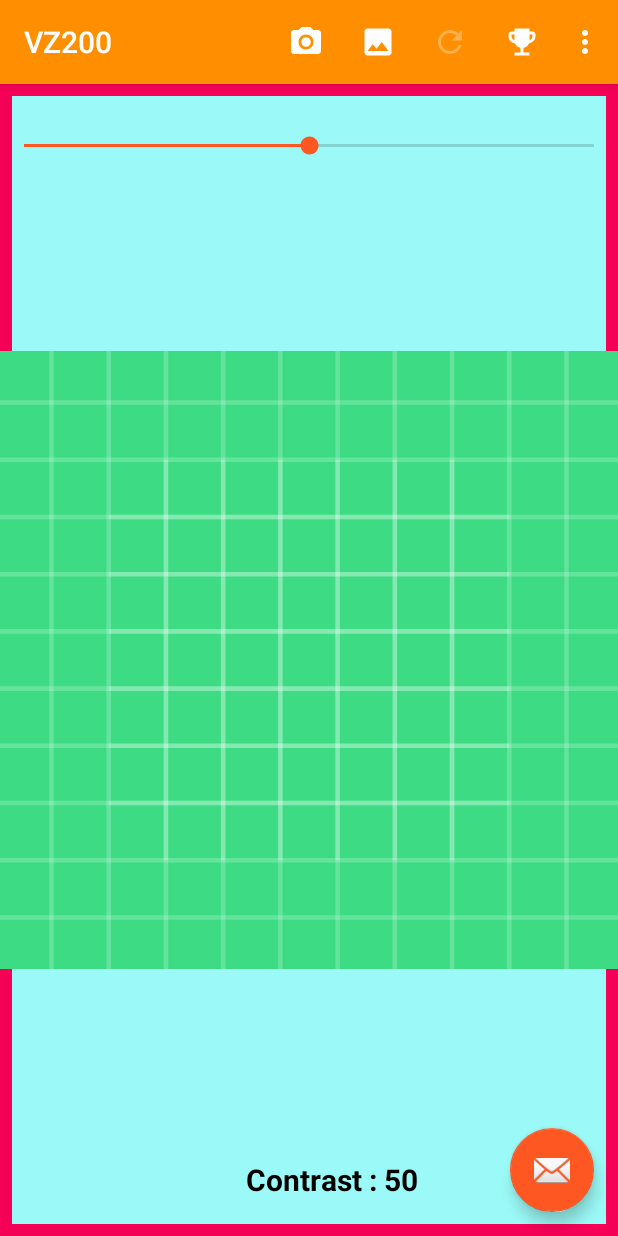
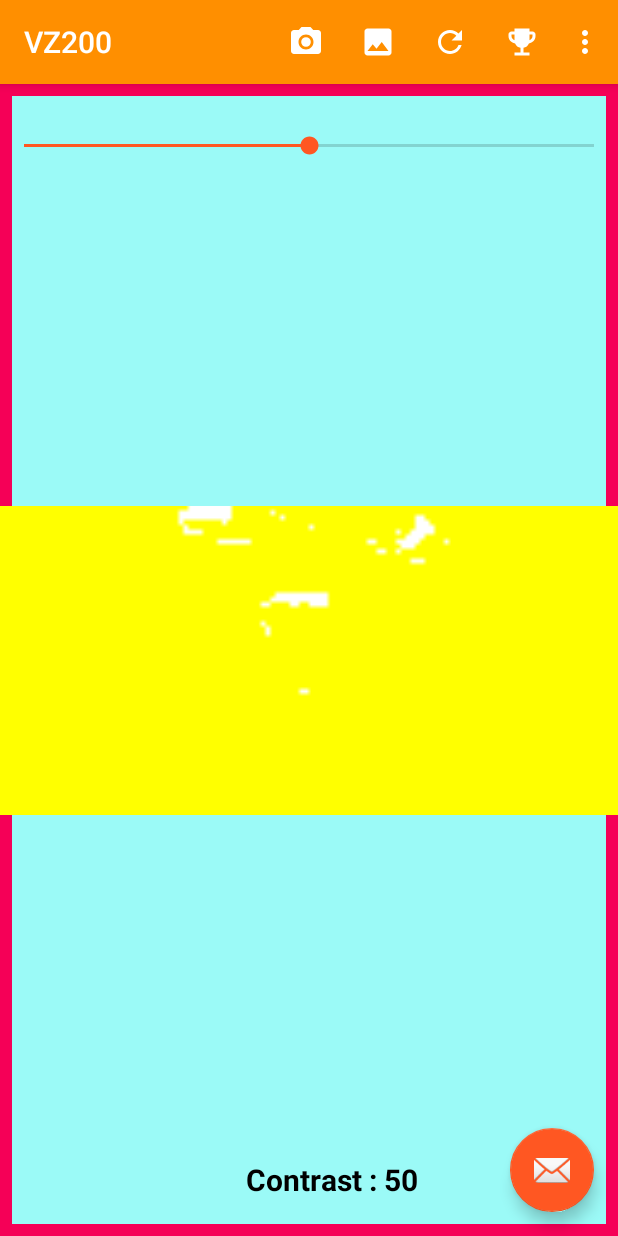
Before and after one commit to AndroidOS/ImageDecoder, an Android app: the screen it shows after launch (MainActivity), after a tap on "test", on a phone screen of 412 x 824 dp. Run offline under Robolectric (Android 15) with nearby library versions, the light colour scheme and no system bars.

Commit message:
added decode4ColorsBitmapVZ (2/4)

```diff
--- a/app/src/main/java/com/manuelcarvalho/imagedecoder/view/MainActivity.kt
+++ b/app/src/main/java/com/manuelcarvalho/imagedecoder/view/MainActivity.kt
@@ -6,6 +6,7 @@ import android.content.Context
 import android.content.Intent
 import android.content.pm.PackageManager
 import android.graphics.Bitmap
+import android.graphics.BitmapFactory
 import android.net.Uri
 import android.os.Bundle
 import android.provider.MediaStore
@@ -383,7 +384,15 @@ class MainActivity : AppCompatActivity() {
     }
 
     private fun vzTest() {
-
+        val icon: Bitmap = BitmapFactory.decodeResource(
+            this.resources,
+            R.drawable.frida4
+        )
+        val newImage = getResizedBitmap(icon, 128, 64)
+        if (newImage != null) {
+            imageView.setImageBitmap(newImage)
+            viewModel.decode4ColorsBitmapVZ(newImage)
+        }
     }
 
 
--- a/app/src/main/java/com/manuelcarvalho/imagedecoder/viewmodel/AppViewModel.kt
+++ b/app/src/main/java/com/manuelcarvalho/imagedecoder/viewmodel/AppViewModel.kt
@@ -28,7 +28,7 @@ class AppViewModel(application: Application) : BaseViewModel(application) {
     fun decode4ColorsBitmapVZ(bitmap: Bitmap) {
         viewModelScope.launch(Dispatchers.IO) {
             var changeValue = 0
-
+            var unitValule = 0
             val conf = Bitmap.Config.ARGB_8888
             val bmp =
                 Bitmap.createBitmap(bitmap.width, bitmap.height, conf)
@@ -56,9 +56,11 @@ class AppViewModel(application: Application) : BaseViewModel(application) {
                 }
             }
 
-            changeValue = (minimumVal / 100) * seekBarProgress.value!!
+            unitValule = ((maximumVal / 4) / 100) * seekBarProgress.value!!
+            changeValue = unitValule * 2
+
             var vzByte = arrayListOf(1, 2, 3, 4)
-            //Log.d(TAG, "${minimumVal}  ${maximumVal}")
+            Log.d(TAG, "vz multi ${minimumVal}  ${maximumVal}  ${changeValue}")
 
             for (y in 0..bitmap.height - 1) {
                 //progress.value = y
@@ -79,8 +81,20 @@ class AppViewModel(application: Application) : BaseViewModel(application) {
 //                    }
                     // Log.d(TAG, "${pix}")
 
-                    if (pix < changeValue) {       //-6768818
-                        bmp.set(x, y, Color.BLACK)
+                    if (pix < changeValue - unitValule) {       //-6768818
+                        bmp.set(x, y, Color.RED)
+                        ;hexNum = "0"
+                        vzByte[bitcount] = 15
+                    }
+
+                    if (pix < changeValue + unitValule) {       //-6768818
+                        bmp.set(x, y, Color.BLUE)
+                        ;hexNum = "0"
+                        vzByte[bitcount] = 15
+                    }
+
+                    if (pix < unitValule) {       //-6768818
+                        bmp.set(x, y, Color.YELLOW)
                         ;hexNum = "0"
                         vzByte[bitcount] = 15
                     } else {
@@ -195,8 +209,8 @@ class AppViewModel(application: Application) : BaseViewModel(application) {
             val conf = Bitmap.Config.ARGB_8888
             val bmp =
                 Bitmap.createBitmap(bitmap.width, bitmap.height, conf)
-            var minimumVal = -15768818      //      -15768818
-            var maximumVal = -15768818  //  -1382691
+            var minimumVal = 0      //      -15768818
+            var maximumVal = 0 //  -1382691
             //Log.d(TAG, "NewImage   ---  H = ${bitmap.height}  W = ${bitmap.width}")
             var emailString = "picture .byte "
             var hexNum = ""
```
Also changed, not shown: app/src/main/res/drawable/frida3.png (deleted), app/src/main/res/drawable/frida4.png (added).
